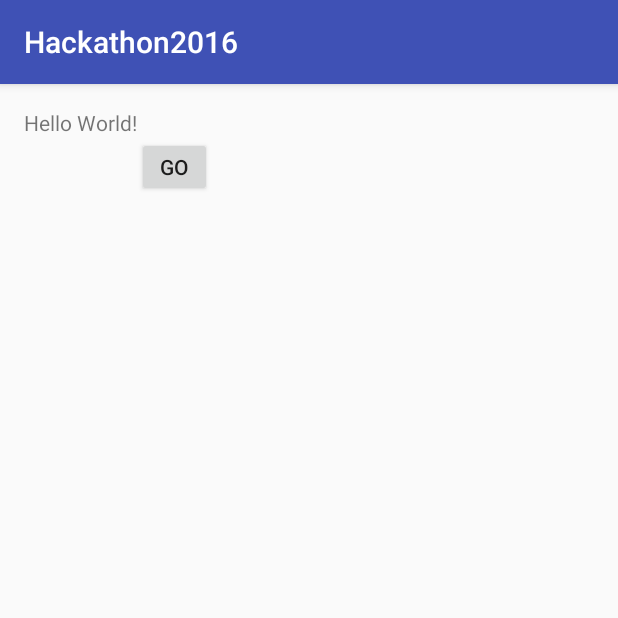
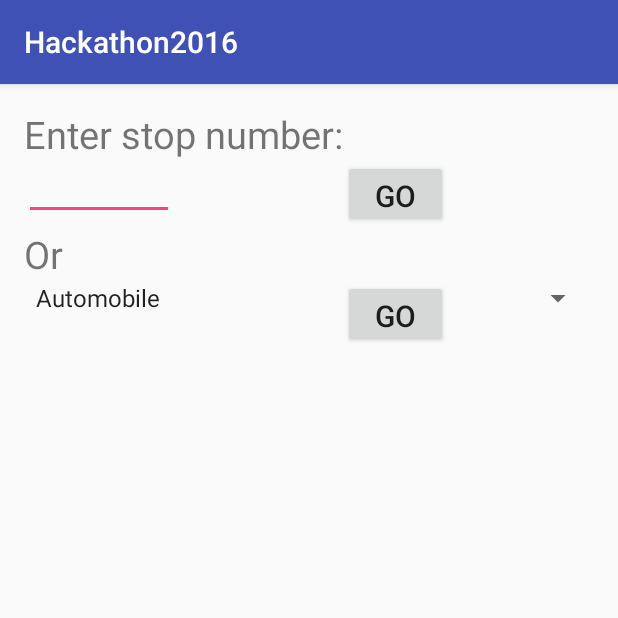
Before and after one commit to MariaAlicia/App, an Android app: the screen it shows after launch (MainActivity), on a phone screen of 412 x 824 dp, the top half of it. Run offline under Robolectric (Android 15) with nearby library versions, the phone set to English and light mode, and no system bars.

Commit message:
Main interface basic functionality
Buttons are displaying correctly, and react correctly. Text field input
works, spinner selection also works. Basic layout is terrible but
roughly what we want

```diff
--- a/app/src/main/java/io/hackathon/hackathon2016/MainActivity.java
+++ b/app/src/main/java/io/hackathon/hackathon2016/MainActivity.java
@@ -1,23 +1,86 @@
 package io.hackathon.hackathon2016;
 
+import android.database.Cursor;
 import android.support.v7.app.AppCompatActivity;
 import android.os.Bundle;
+import android.util.Log;
 import android.view.View;
+import android.widget.AdapterView;
+import android.widget.ArrayAdapter;
 import android.widget.Button;
+import android.widget.CursorAdapter;
+import android.widget.Spinner;
 import android.widget.Toast;
 
+import java.util.ArrayList;
+import java.util.List;
+
 public class MainActivity extends AppCompatActivity {
-    Button b1;
+    Button b1, b2;
     @Override
     protected void onCreate(Bundle savedInstanceState) {
         super.onCreate(savedInstanceState);
         setContentView(R.layout.activity_main);
 
         b1=(Button)findViewById(R.id.go);
+        b2=(Button)findViewById(R.id.go2);
         b1.setOnClickListener(new View.OnClickListener() {
             @Override
             public void onClick(View v) {
                 Toast.makeText(MainActivity.this,"YOUR MESSAGE",Toast.LENGTH_LONG).show();
             }
         });
-}}
+
+        b2.setOnClickListener(new View.OnClickListener() {
+            @Override
+            public void onClick(View v) {
+                Toast.makeText(MainActivity.this,"YOUR MESSAGE",Toast.LENGTH_LONG).show();
+            }
+        });
+
+        // Spinner element
+        final Spinner s = (Spinner) findViewById(R.id.spinner);
+
+        // Spinner click listener
+        assert s != null;
+        s.setOnItemSelectedListener(new AdapterView.OnItemSelectedListener() {
+
+            @Override
+            public void onItemSelected(AdapterView<?> arg0, View arg1,
+                                       int arg2, long arg3) {
+
+                String items=s.getSelectedItem().toString();
+            }
+
+            @Override
+            public void onNothingSelected(AdapterView<?> arg0) {
+                // TODO Auto-generated method stub
+
+            }
+
+        });
+
+        // Spinner Drop down elements
+        List<String> route = new ArrayList<String>();//replace this with the getRoutes()
+        route.add("Automobile");
+        route.add("Business Services");
+        route.add("Computers");
+        route.add("Education");
+        route.add("Personal");
+        route.add("Travel");
+
+        // Creating adapter for spinner
+        ArrayAdapter<String> dataAdapter = new ArrayAdapter<String>(this, android.R.layout.simple_spinner_item, route);
+
+        // Drop down layout style - list view with radio button
+        dataAdapter.setDropDownViewResource(android.R.layout.simple_spinner_dropdown_item);
+
+        // attaching data adapter to spinner
+        s.setAdapter(dataAdapter);
+    }
+
+    public ArrayList getRoutes(){
+        return new ArrayList(8);
+    }
+
+}
--- a/app/src/main/res/layout/activity_main.xml
+++ b/app/src/main/res/layout/activity_main.xml
@@ -12,14 +12,48 @@
     <TextView
         android:layout_width="wrap_content"
         android:layout_height="wrap_content"
-        android:text="Hello World!"
+        android:textSize="25dp"
+        android:text="Enter stop number:"
         android:id="@+id/hi"/>
 
+    <EditText
+        android:layout_width="100dp"
+        android:layout_height="40dp"
+        android:inputType="phone"
+        android:layout_below="@+id/hi"
+        />
+
+    <TextView
+        android:layout_width="wrap_content"
+        android:layout_height="wrap_content"
+        android:text="Or"
+        android:textSize="25dp"
+        android:id="@+id/or"
+        android:layout_below="@+id/go"
+    />
+
     <Button
-        android:layout_width="50dp"
-        android:layout_height="40dp"
+        android:layout_width="70dp"
+        android:layout_height="45dp"
         android:layout_toRightOf="@+id/hi"
+        android:textSize="20dp"
         android:text="Go"
         android:id="@+id/go"
         android:layout_below="@+id/hi"/>
+
+    <Spinner
+        android:id="@+id/spinner"
+        android:layout_width="fill_parent"
+        android:layout_height="wrap_content"
+        android:layout_below="@+id/or"
+        />
+
+    <Button
+        android:layout_width="70dp"
+        android:layout_height="45dp"
+        android:layout_toRightOf="@+id/hi"
+        android:textSize="20dp"
+        android:text="Go"
+        android:id="@+id/go2"
+        android:layout_below="@+id/or"/>
 </RelativeLayout>
```
